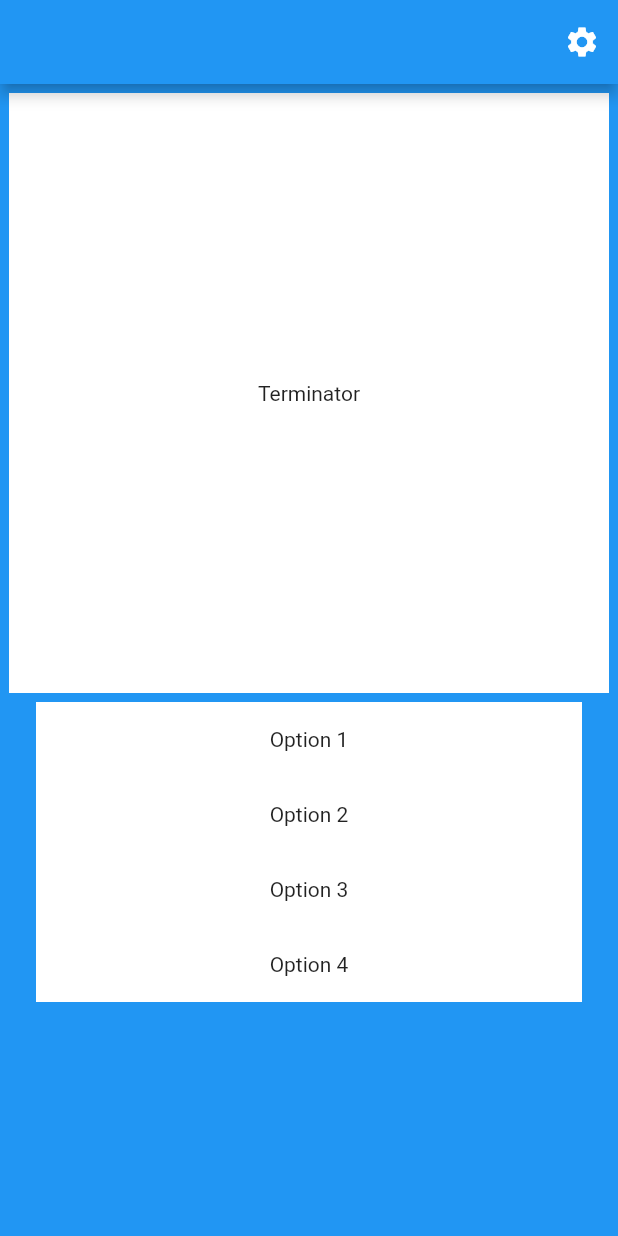
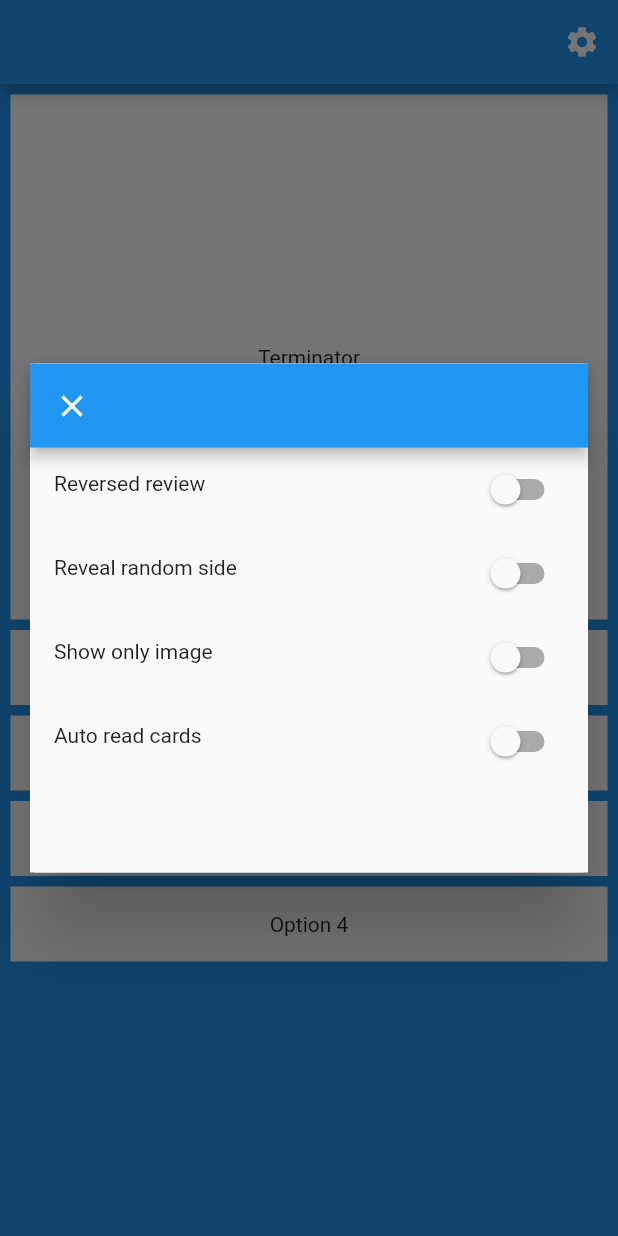
Before and after one commit to chowdhuryrahulc/Animation-1-Shakable-Quiz-, a Flutter app: the screen it shows after launch, after a tap on the "settings" icon, on a phone screen of 412 x 824 dp. Run offline on Flutter 3.47's test engine with Material 2 defaults, Android fonts, the phone set to English and light mode, and no system bars.

```diff
--- a/shakable/lib/quiz.dart
+++ b/shakable/lib/quiz.dart
@@ -1,4 +1,4 @@
-// ignore_for_file: prefer_const_constructors
+// ignore_for_file: prefer_const_constructors, prefer_const_literals_to_create_immutables
 
 import 'package:flutter/material.dart';
 
@@ -9,21 +9,65 @@ class Quiz extends StatefulWidget {
   _QuizState createState() => _QuizState();
 }
 
+bool switchValue1 = false;
+bool switchValue2 = false;
+bool switchValue3 = false;
+bool switchValue4 = false;
+
 class _QuizState extends State<Quiz> {
   @override
   Widget build(BuildContext context) {
     return Scaffold(
         appBar: AppBar(
-          actions: [IconButton(onPressed: () {}, icon: Icon(Icons.settings))],
+          backgroundColor: Colors.blue,
+          actions: [
+            IconButton(
+                onPressed: () {
+                  showDialog(
+                      context: context,
+                      builder: (context) {
+                        return Dialog(
+                          insetPadding: EdgeInsets.symmetric(
+                              vertical: MediaQuery.of(context).size.width / 1.7,
+                              horizontal: 20),
+                          child: Scaffold(
+                            appBar: AppBar(
+                              leading: IconButton(
+                                  onPressed: () {
+                                    Navigator.pop(context);
+                                  },
+                                  icon: Icon(Icons.close)),
+                            ),
+                            body: SizedBox(
+                              // height: 50,
+                              child: Column(
+                                children: [
+                                  dialogListTile(
+                                      'Reversed review', switchValue1),
+                                  dialogListTile(
+                                      'Reveal random side', switchValue2),
+                                  dialogListTile(
+                                      'Show only image', switchValue3),
+                                  dialogListTile(
+                                      'Auto read cards', switchValue4)
+                                ],
+                              ),
+                            ),
+                          ),
+                        );
+                      });
+                },
+                icon: Icon(Icons.settings))
+          ],
         ),
         backgroundColor: Colors.blue,
         body: SingleChildScrollView(
           child: Column(
             children: [
               Container(
-                height: 400,
+                height: 350,
                 color: Colors.white,
-                margin: EdgeInsets.all(6.0),
+                margin: EdgeInsets.all(7.0),
                 child: Center(
                   child: Text('Terminator'),
                 ),
@@ -35,6 +79,19 @@ class _QuizState extends State<Quiz> {
             ],
           ),
         ));
+  }
+
+  ListTile dialogListTile(String title, bool switchValue) {
+    return ListTile(
+      leading: Text(title),
+      trailing: Switch(
+          value: switchValue,
+          onChanged: (switchValue) {
+            setState(() {
+              switchValue = !switchValue;
+            });
+          }),
+    );
   }
 }
 
@@ -52,11 +109,13 @@ class OptionWidget extends StatefulWidget {
 class _OptionWidgetState extends State<OptionWidget>
     with SingleTickerProviderStateMixin {
   AnimationController? controller;
+  bool visible = false;
+  Color containerColor = Colors.white;
 
   @override
   void initState() {
     controller = AnimationController(
-        duration: const Duration(milliseconds: 500), vsync: this);
+        duration: const Duration(milliseconds: 300), vsync: this);
     super.initState();
   }
 
@@ -68,7 +127,7 @@ class _OptionWidgetState extends State<OptionWidget>
 
   @override
   Widget build(BuildContext context) {
-    final Animation<double> offsetAnimation = Tween(begin: 0.0, end: 24.0)
+    final Animation<double> offsetAnimation = Tween(begin: 0.0, end: 7.0)
         // Tween (short of inBetween) animates between begin and end.
         .chain(CurveTween(curve: Curves.elasticIn))
         // ignore: todo
@@ -92,18 +151,33 @@ class _OptionWidgetState extends State<OptionWidget>
           return Container(
             // margin: EdgeInsets.fromLTRB(6, 6, 6, 0),
             //! PROBLEM SOLVED:- shake Animation needs space given in end of Tween to shake.
-            margin: EdgeInsets.symmetric(horizontal: 24.0),
-            padding: EdgeInsets.only(
-                left: offsetAnimation.value + 24.0,
-                right: 24.0 - offsetAnimation.value),
-            color: Colors.white,
+            // margin: EdgeInsets.symmetric(horizontal: 7.0),
+            margin: EdgeInsets.only(
+                left: offsetAnimation.value + 7.0,
+                right: 7.0 - offsetAnimation.value,
+                bottom: 7.0),
+            child: Column(
+              children: [
+                Container(
                   height: 50,
+                  color: containerColor,
                   child: Center(
                     child: GestureDetector(
                         onTap: () {
                           controller!.forward(from: 0.0);
+                          visible = true;
+                          containerColor = Colors.red;
                         },
                         child: Text(widget.textInput)),
+                  ),
+                ),
+                Visibility(
+                    visible: visible,
+                    child: Container(
+                      color: containerColor,
+                      height: 50,
+                    ))
+              ],
             ),
           );
         });
```
Lines whose indentation alone changed are shown as unchanged.
